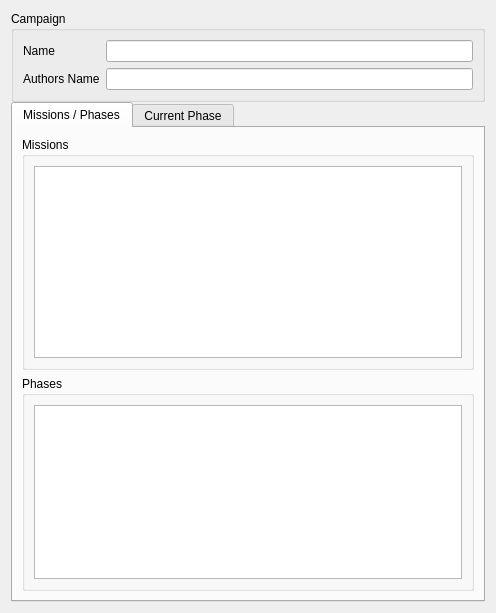
Qt form Source/Dialogs/CampaignDialog.ui (OpenFodder/editor) before a commit.
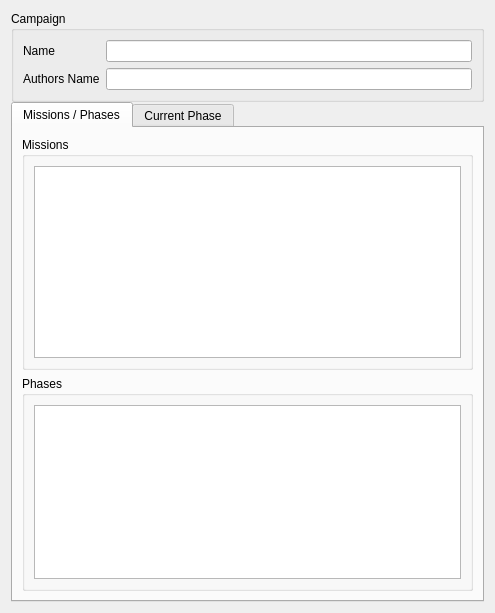
The same form after that commit. The open tabs and pages were chosen to show the change.

Commit message: Alternate row colors

```diff
--- a/Source/Dialogs/CampaignDialog.ui
+++ b/Source/Dialogs/CampaignDialog.ui
@@ -6,7 +6,7 @@
    <rect>
     <x>0</x>
     <y>0</y>
-    <width>496</width>
+    <width>495</width>
     <height>613</height>
    </rect>
   </property>
@@ -71,6 +71,9 @@
             <property name="editTriggers">
              <set>QAbstractItemView::AnyKeyPressed|QAbstractItemView::EditKeyPressed</set>
             </property>
+            <property name="alternatingRowColors">
+             <bool>true</bool>
+            </property>
             <property name="selectionMode">
              <enum>QAbstractItemView::SingleSelection</enum>
             </property>
@@ -114,6 +117,9 @@
             <property name="editTriggers">
              <set>QAbstractItemView::AnyKeyPressed|QAbstractItemView::EditKeyPressed</set>
             </property>
+            <property name="alternatingRowColors">
+             <bool>true</bool>
+            </property>
             <property name="selectionMode">
              <enum>QAbstractItemView::SingleSelection</enum>
             </property>
```
Left out of the diff: 11 changed lines with no effect on the pictures.
